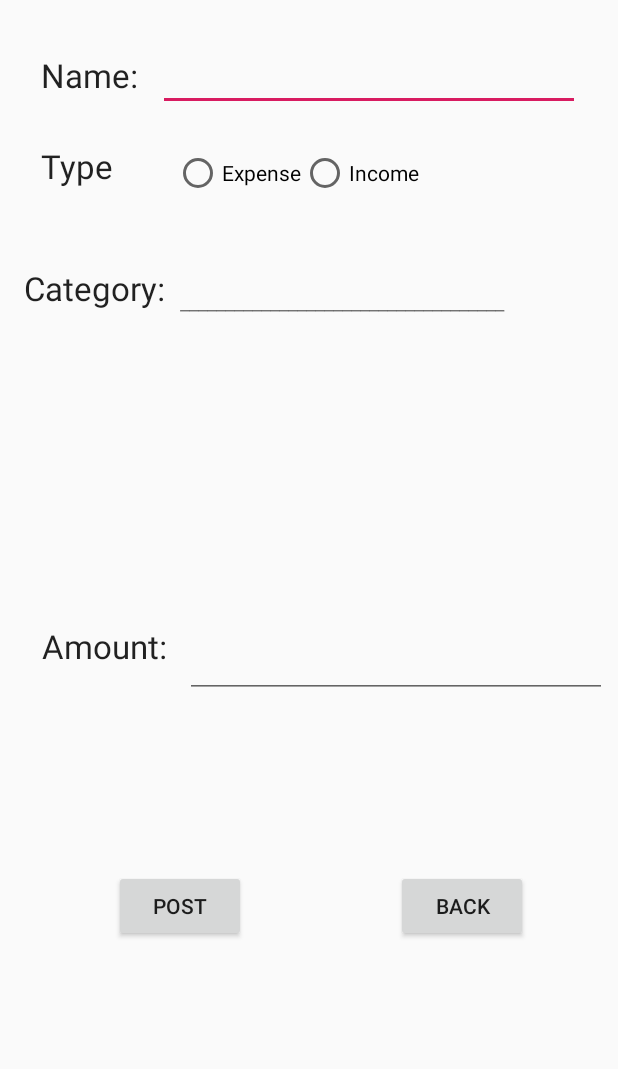
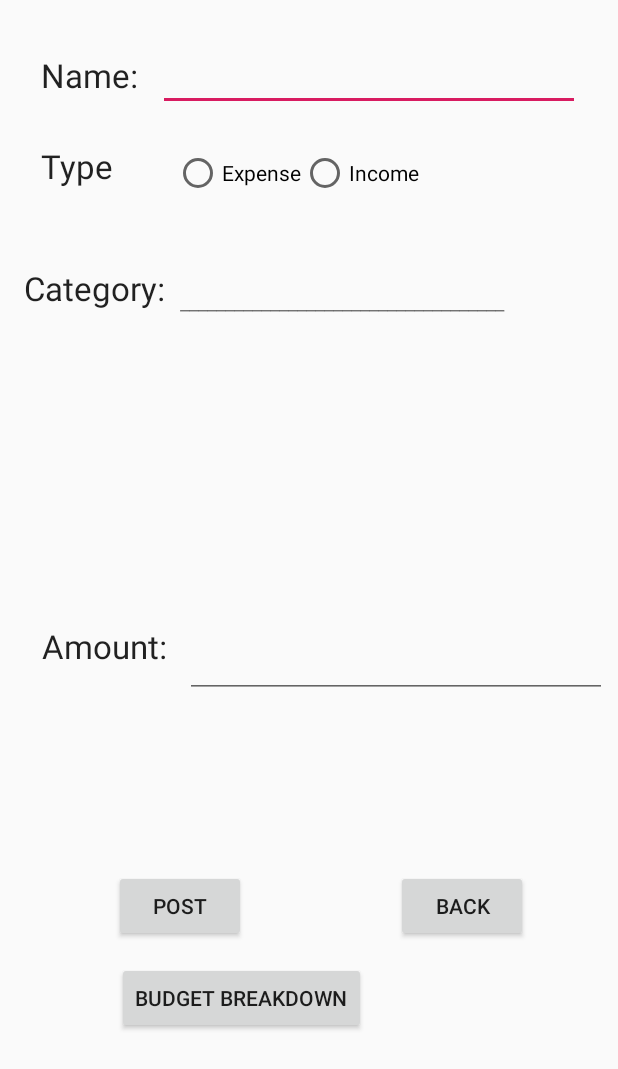
Before and after one commit to Nicolas-Sy/MOBAPDE-MP, an Android app: the addTransactionActivity screen opened directly, with no data from a screen before it, on a phone screen of 412 x 824 dp. Shown: the top 1069 px of the screen. Run offline under Robolectric (Android 15) with nearby library versions, the phone set to English and light mode, and no system bars; our stand-ins replace Firebase (no records; nobody signed in at launch, a user with empty details on screens opened directly).

Commit message:
fixed budgetbreakdown button

```diff
--- a/app/src/main/java/com/example/sparechange/addTransactionActivity.java
+++ b/app/src/main/java/com/example/sparechange/addTransactionActivity.java
@@ -116,4 +116,9 @@ public class addTransactionActivity extends AppCompatActivity {
         finish();
     }
 
+    public void budgetBreakdown(View v){
+        Intent intent = new Intent(this,BudgetBreakdownActivity.class);
+        startActivity(intent);
+        finish();
     }
+    }
--- a/app/src/main/res/layout/activity_add_transaction.xml
+++ b/app/src/main/res/layout/activity_add_transaction.xml
@@ -162,7 +162,18 @@
         android:onClick="createTransaction"
         android:text="Post" />
 
-
+    <Button
+        android:id="@+id/button2"
+        android:layout_width="wrap_content"
+        android:layout_height="wrap_content"
+        android:layout_alignParentStart="true"
+        android:layout_alignParentLeft="true"
+        android:layout_alignParentTop="true"
+        android:layout_marginStart="78dp"
+        android:layout_marginLeft="78dp"
+        android:layout_marginTop="641dp"
+        android:onClick="budgetBreakdown"
+        android:text="Budget Breakdown" />
 
 
 </RelativeLayout>
```
